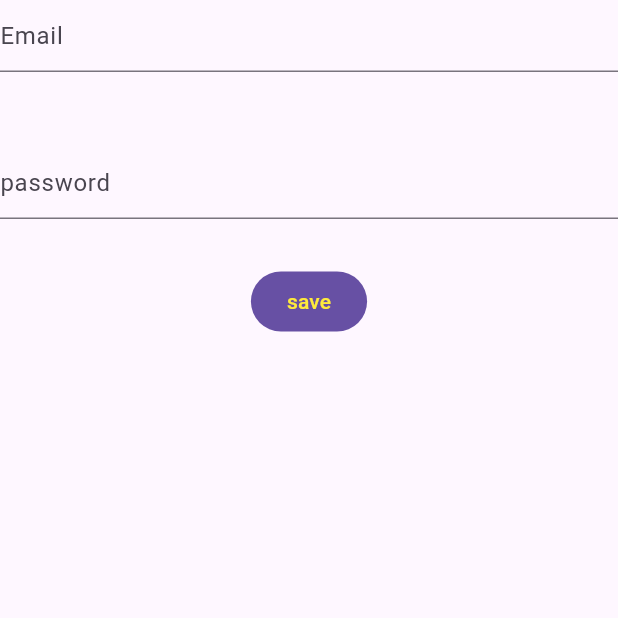
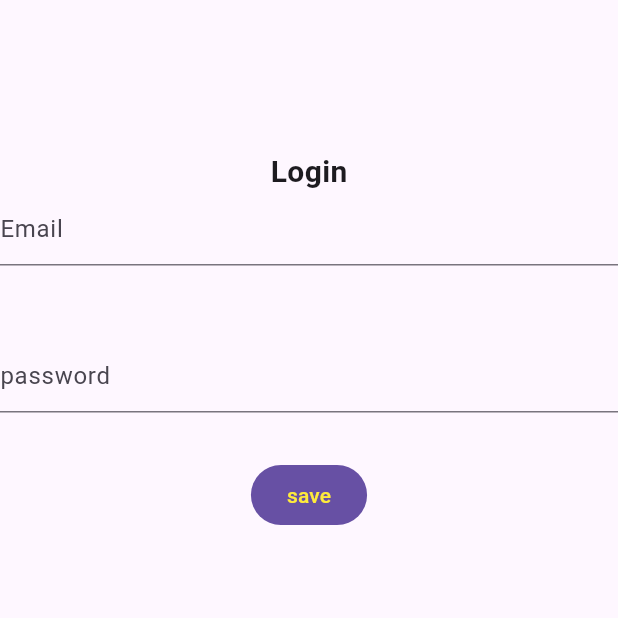
Before and after one commit to RAFAT25/My-way, a Flutter app: the screen it shows after launch, on a phone screen of 412 x 824 dp, the top half of it. Run offline on Flutter 3.47's test engine with Material 3 defaults, Android fonts, the phone set to English and light mode, and no system bars; our stand-ins replace get.

Commit message:
Update login.dart
add sizedbox

```diff
--- a/lib/login.dart
+++ b/lib/login.dart
@@ -12,6 +12,10 @@ class Login extends StatelessWidget {
     return Scaffold(
       body: Column(
         children: [
+          const SizedBox(
+            height: 100,
+          ),
+          const Text("Login",style: TextStyle(fontSize: 20,fontWeight: FontWeight.bold),),
           TextFormField(
               controller: controoler.name,
               decoration: const InputDecoration(
```
